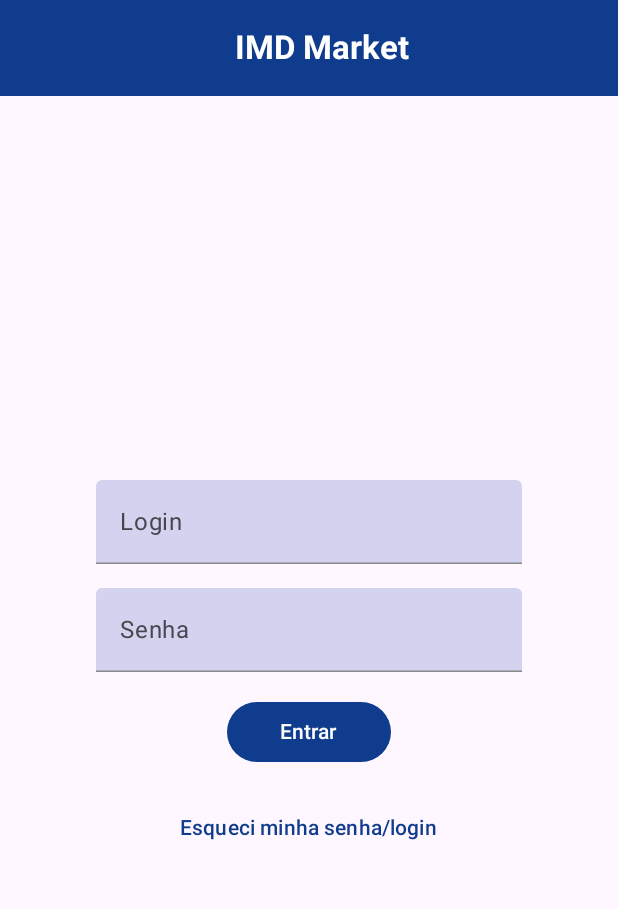
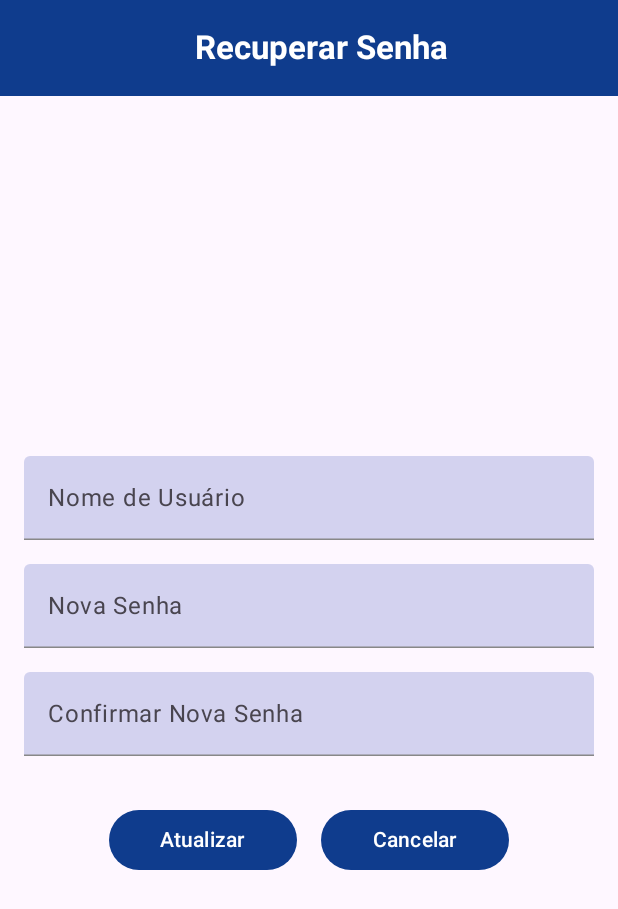
Before and after one commit to willemromao/imdmarket, an Android app built with Jetpack Compose: the screen it shows after launch (MainActivity), after a tap on "Esqueci minha senha/login", on a phone screen of 412 x 824 dp. Shown: the top 909 px of the screen. Run offline under Robolectric (Android 15) with nearby library versions, the phone set to English and light mode, and no system bars.

Commit message:
feat: recovery password

```diff
--- a/app/src/main/java/com/example/imdmarket/database/ProdutoDatabaseHelper.kt
+++ b/app/src/main/java/com/example/imdmarket/database/ProdutoDatabaseHelper.kt
@@ -18,21 +18,43 @@ class ProdutoDatabaseHelper(context: Context) :
             )
         """
         db.execSQL(CREATE_TABLE)
+
+        val CREATE_TABLE_USER = """
+            CREATE TABLE $TABLE_USER (
+                $COLUMN_USER_ID INTEGER PRIMARY KEY AUTOINCREMENT,
+                $COLUMN_USERNAME TEXT NOT NULL UNIQUE,
+                $COLUMN_PASSWORD TEXT NOT NULL
+            )
+        """
+        db.execSQL(CREATE_TABLE_USER)
+
+        val insertAdmin = """
+            INSERT INTO $TABLE_USER ($COLUMN_USERNAME, $COLUMN_PASSWORD)
+            VALUES ('admin', 'admin')
+        """
+        db.execSQL(insertAdmin)
     }
 
     override fun onUpgrade(db: SQLiteDatabase, oldVersion: Int, newVersion: Int) {
         db.execSQL("DROP TABLE IF EXISTS $TABLE_PRODUTO")
+        db.execSQL("DROP TABLE IF EXISTS $TABLE_USER")
         onCreate(db)
     }
 
     companion object {
-        const val DATABASE_NAME = "produtos.db"
-        const val DATABASE_VERSION = 2
+        private const val DATABASE_NAME = "imdmarket.db"
+        private const val DATABASE_VERSION = 3
+
         const val TABLE_PRODUTO = "Produto"
         const val COLUMN_ID = "id"
         const val COLUMN_CODIGO = "codigo"
         const val COLUMN_NOME = "nome"
         const val COLUMN_DESCRICAO = "descricao"
         const val COLUMN_ESTOQUE = "estoque"
+
+        const val TABLE_USER = "User"
+        const val COLUMN_USER_ID = "id"
+        const val COLUMN_USERNAME = "username"
+        const val COLUMN_PASSWORD = "password"
     }
 }
--- a/app/src/main/java/com/example/imdmarket/navigation/Navigation.kt
+++ b/app/src/main/java/com/example/imdmarket/navigation/Navigation.kt
@@ -37,6 +37,10 @@ fun Navigation(
         composable(Screen.ListarProdutos.route) {
             ListarProdutosScreen(navController = navController, produtoViewModel = produtoViewModel)
         }
+        composable(Screen.RecoverPassword.route) { // Nova rota
+            val loginViewModel: LoginViewModel = viewModel()
+            RecoverPasswordScreen(navController = navController, viewModel = loginViewModel)
+        }
     }
 }
 
@@ -47,4 +51,5 @@ sealed class Screen(val route: String) {
     object AlterarProduto : Screen("alterar_produto")
     object DeletarProduto : Screen("deletar_produto")
     object ListarProdutos : Screen("listar_produtos")
+    object RecoverPassword : Screen("recover_password")
 }
--- a/app/src/main/java/com/example/imdmarket/ui/screens/Login.kt
+++ b/app/src/main/java/com/example/imdmarket/ui/screens/Login.kt
@@ -16,6 +16,10 @@ import androidx.compose.ui.text.style.TextAlign
 import androidx.compose.ui.unit.dp
 import androidx.navigation.NavController
 import com.example.imdmarket.viewmodel.LoginViewModel
+import android.widget.Toast
+import androidx.compose.runtime.*
+import androidx.compose.ui.platform.LocalContext
+import com.example.imdmarket.navigation.Screen
 
 @OptIn(ExperimentalMaterial3Api::class)
 @Composable
@@ -28,6 +32,17 @@ fun LoginScreen(
 
     viewModel.username.value = username
     viewModel.password.value = password
+
+    val context = LocalContext.current
+
+    val loginError = viewModel.loginError.value
+    if (loginError != null) {
+        LaunchedEffect(loginError) {
+            Toast.makeText(context, loginError, Toast.LENGTH_SHORT).show()
+            viewModel.loginError.value = null
+        }
+    }
+
 
     Scaffold(
         topBar = {
@@ -94,7 +109,7 @@ fun LoginScreen(
                 }
 
                 TextButton(
-                    onClick = { /* Lógica para recuperação de senha */ },
+                    onClick = { navController.navigate(Screen.RecoverPassword.route) },
                     modifier = Modifier.padding(top = 8.dp)
                 ) {
                     Text("Esqueci minha senha/login")
--- /dev/null
+++ b/app/src/main/java/com/example/imdmarket/ui/screens/RecoveryPassword.kt
@@ -0,0 +1,177 @@
+package com.example.imdmarket.ui.screens
+
+import android.widget.Toast
+import androidx.compose.foundation.layout.*
+import androidx.compose.material3.*
+import androidx.compose.runtime.*
+import androidx.compose.ui.Alignment
+import androidx.compose.ui.Modifier
+import androidx.compose.ui.graphics.Color
+import androidx.compose.ui.platform.LocalContext
+import androidx.compose.ui.text.font.FontWeight
+import androidx.compose.ui.text.input.PasswordVisualTransformation
+import androidx.compose.ui.text.style.TextAlign
+import androidx.compose.ui.unit.dp
+import androidx.navigation.NavController
+import com.example.imdmarket.navigation.Screen
+import com.example.imdmarket.viewmodel.LoginViewModel
+
+@OptIn(ExperimentalMaterial3Api::class)
+@Composable
+fun RecoverPasswordScreen(
+    navController: NavController,
+    viewModel: LoginViewModel
+) {
+    var username by remember { mutableStateOf("") }
+    var newPassword by remember { mutableStateOf("") }
+    var confirmPassword by remember { mutableStateOf("") }
+
+    val context = LocalContext.current
+
+    Scaffold(
+        topBar = {
+            TopAppBar(
+                title = {
+                    Text(
+                        text = "Recuperar Senha",
+                        color = Color.White,
+                        fontWeight = FontWeight.Bold,
+                        modifier = Modifier.fillMaxWidth(),
+                        textAlign = TextAlign.Center
+                    )
+                },
+                colors = TopAppBarDefaults.mediumTopAppBarColors(
+                    containerColor = Color(0xFF0F3C8D)
+                )
+            )
+        },
+        content = { paddingValues ->
+            Column(
+                modifier = Modifier
+                    .fillMaxSize()
+                    .padding(paddingValues)
+                    .padding(16.dp),
+                horizontalAlignment = Alignment.CenterHorizontally,
+                verticalArrangement = Arrangement.Center
+            ) {
+                TextField(
+                    value = username,
+                    onValueChange = { username = it },
+                    label = { Text("Nome de Usuário") },
+                    modifier = Modifier
+                        .fillMaxWidth()
+                        .padding(vertical = 8.dp),
+                    colors = TextFieldDefaults.textFieldColors(
+                        containerColor = Color(0x393F51B5),
+                        focusedIndicatorColor = Color(0xFF3F51B5),
+                        unfocusedIndicatorColor = Color.Gray,
+                        disabledIndicatorColor = Color.LightGray,
+                        errorIndicatorColor = Color.Red
+                    )
+                )
+
+                TextField(
+                    value = newPassword,
+                    onValueChange = { newPassword = it },
+                    label = { Text("Nova Senha") },
+                    modifier = Modifier
+                        .fillMaxWidth()
+                        .padding(vertical = 8.dp),
+                    visualTransformation = PasswordVisualTransformation(),
+                    colors = TextFieldDefaults.textFieldColors(
+                        containerColor = Color(0x393F51B5),
+                        focusedIndicatorColor = Color(0xFF3F51B5),
+                        unfocusedIndicatorColor = Color.Gray,
+                        disabledIndicatorColor = Color.LightGray,
+                        errorIndicatorColor = Color.Red
+                    )
+                )
+
+                TextField(
+                    value = confirmPassword,
+                    onValueChange = { confirmPassword = it },
+                    label = { Text("Confirmar Nova Senha") },
+                    modifier = Modifier
+                        .fillMaxWidth()
+                        .padding(vertical = 8.dp),
+                    visualTransformation = PasswordVisualTransformation(),
+                    colors = TextFieldDefaults.textFieldColors(
+                        containerColor = Color(0x393F51B5),
+                        focusedIndicatorColor = Color(0xFF3F51B5),
+                        unfocusedIndicatorColor = Color.Gray,
+                        disabledIndicatorColor = Color.LightGray,
+                        errorIndicatorColor = Color.Red
+                    )
+                )
+
+                Spacer(modifier = Modifier.height(16.dp))
+
+                Row(
+                    horizontalArrangement = Arrangement.spacedBy(16.dp)
+                ) {
+                    Button(
+                        onClick = {
+                            if (username.isEmpty() || newPassword.isEmpty() || confirmPassword.isEmpty()) {
+                                Toast.makeText(
+                                    context,
+                                    "Por favor, preencha todos os campos.",
+                                    Toast.LENGTH_SHORT
+                                ).show()
+                                return@Button
+                            }
+
+                            if (newPassword != confirmPassword) {
+                                Toast.makeText(
+                                    context,
+                                    "As senhas não coincidem.",
+                                    Toast.LENGTH_SHORT
+                                ).show()
+                                return@Button
+                            }
+
+                            // Chama a função resetCredentials no ViewModel
+                            viewModel.resetCredentials(username, newPassword) { success, message ->
+                                if (success) {
+                                    Toast.makeText(
+                                        context,
+                                        "Credenciais atualizadas com sucesso!",
+                                        Toast.LENGTH_SHORT
+                                    ).show()
+                                    navController.navigate(Screen.Login.route) {
+                                        popUpTo(Screen.Login.route) { inclusive = true }
+                                    }
+                                } else {
+                                    val errorMessage = message ?: "Erro ao atualizar as credenciais."
+                                    Toast.makeText(
+                                        context,
+                                        errorMessage,
+                                        Toast.LENGTH_SHORT
+                                    ).show()
+                                }
+                            }
+                        },
+                        modifier = Modifier
+                            .width(125.dp)
+                            .padding(vertical = 8.dp)
+                    ) {
+                        Text("Atualizar")
+                    }
+
+                    Button(
+                        onClick = {
+                            // Navega de volta para a tela de login
+                            navController.navigate(Screen.Login.route) {
+                                popUpTo(Screen.Login.route) { inclusive = true }
+                            }
+                        },
+                        modifier = Modifier
+                            .width(125.dp)
+                            .padding(vertical = 8.dp)
+                    ) {
+                        Text("Cancelar")
+                    }
+                }
+            }
+        }
+    )
+}
```
Also changed, not shown: app/src/main/java/com/example/imdmarket/models/User.kt (added, +7 -0 lines), app/src/main/java/com/example/imdmarket/repository/UserRepository.kt (added, +63 -0 lines), app/src/main/java/com/example/imdmarket/viewmodel/LoginViewModel.kt (+43 -6 lines).
